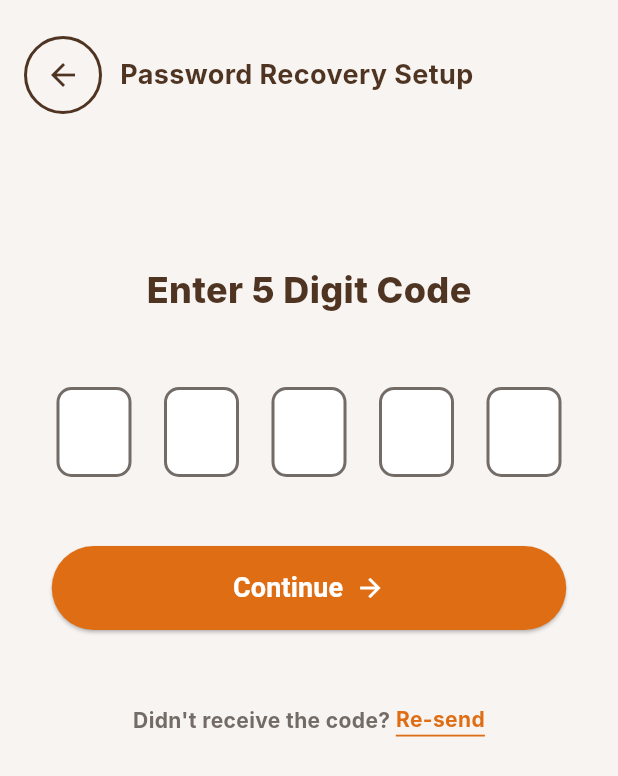
After one commit to danhqm/UpLift-ClosedAI, a Flutter app: the Digit screen opened directly, on a phone screen of 412 x 824 dp. The commit adds this screen. Shown: the top 776 px of the screen. Run offline on Flutter 3.47's test engine with Material 3 defaults, Android fonts, the phone set to English and light mode, and no system bars; drawn by our look-alikes of pin_code_fields; our stand-ins replace loading_animation_widget; Roboto replaces fonts that are missing (Inter).

Commit message:
update 5 digit code

```diff
--- /dev/null
+++ b/lib/page/digitcode.dart
@@ -0,0 +1,218 @@
+import 'package:flutter/material.dart';
+import 'package:pin_code_fields/pin_code_fields.dart';
+
+class Digit extends StatefulWidget {
+  const Digit({super.key});
+
+  @override
+  State<Digit> createState() => _DigitState();
+}
+
+class _DigitState extends State<Digit> {
+  String _enteredCode = "";
+  String _errorMessage = "";
+
+  void _verifyCode() {
+    if (_enteredCode != "12345") { // Sini tukar logic sendiri
+      setState(() {
+        _errorMessage = "Invalid code. Please try again.";
+      });
+    } else {
+      setState(() {
+        _errorMessage = "";
+      });
+      ScaffoldMessenger.of(context).showSnackBar(
+        const SnackBar(content: Text("Code verified! ✅")),
+      );
+    }
+  }
+
+  @override
+  Widget build(BuildContext context) {
+    return Scaffold(
+      resizeToAvoidBottomInset: true, // 👈 allows screen to adjust for keyboard
+      backgroundColor: const Color(0xFFF7F4F2),
+      body: SafeArea(
+        child: SingleChildScrollView( // 👈 makes the screen scrollable
+          padding: const EdgeInsets.symmetric(horizontal: 16, vertical: 24),
+          child: Column(
+            mainAxisSize: MainAxisSize.min,
+            children: [
+              // Back + Title
+              Row(
+                children: [
+                  Container(
+                    decoration: BoxDecoration(
+                      shape: BoxShape.circle,
+                      border: Border.all(
+                        color: const Color(0xFF4F3422),
+                        width: 2,
+                      ),
+                    ),
+                    child: IconButton(
+                      icon: const Icon(
+                        Icons.arrow_back,
+                        color: Color(0xFF4F3422),
+                      ),
+                      onPressed: () {
+                        Navigator.pop(context);
+                      },
+                    ),
+                  ),
+                  const SizedBox(width: 12),
+                  const Text(
+                    "Password Recovery Setup",
+                    style: TextStyle(
+                      fontFamily: 'Inter',
+                      fontSize: 18,
+                      fontWeight: FontWeight.bold,
+                      color: Color(0xFF4F3422),
+                    ),
+                  ),
+                ],
+              ),
+
+              const SizedBox(height: 100),
+
+              const Text(
+                'Enter 5 Digit Code',
+                style: TextStyle(
+                  fontFamily: 'Inter',
+                  fontSize: 24,
+                  fontWeight: FontWeight.w800,
+                  color: Color(0xFF4F3422),
+                ),
+              ),
+              const SizedBox(height: 48),
+
+              // Pin Code input
+              PinCodeTextField(
+                mainAxisAlignment: MainAxisAlignment.spaceEvenly,
+                appContext: context,
+                length: 5,
+                obscureText: false,
+                animationType: AnimationType.fade,
+                keyboardType: TextInputType.number,
+                pinTheme: PinTheme(
+                  shape: PinCodeFieldShape.box,
+                  borderRadius: BorderRadius.circular(10),
+                  fieldHeight: 60,
+                  fieldWidth: 50,
+                  activeFillColor: Colors.white,
+                  inactiveFillColor: Colors.white,
+                  selectedFillColor: Colors.white,
+                  inactiveColor: const Color(0xFF736B66),
+                  selectedColor: const Color(0xFFDF6D14),
+                  activeColor: const Color(0xFF4B3425),
+                ),
+                animationDuration: const Duration(milliseconds: 300),
+                enableActiveFill: true,
+                onChanged: (value) {
+                  setState(() {
+                    _enteredCode = value;
+                  });
+                },
+                onCompleted: (value) {
+                  _enteredCode = value;
+                },
+              ),
+
+              // Error message
+              if (_errorMessage.isNotEmpty)
+                Padding(
+                  padding: const EdgeInsets.only(top: 8.0),
+                  child: Text(
+                    _errorMessage,
+                    style: const TextStyle(
+                      color: Colors.red,
+                      fontSize: 14,
+                      fontWeight: FontWeight.w600,
+                    ),
+                  ),
+                ),
+
+              const SizedBox(height: 30),
+
+              // Continue button
+              SizedBox(
+                width: 343,
+                height: 56,
+                child: ElevatedButton(
+                  style: ElevatedButton.styleFrom(
+                    backgroundColor: const Color(0xFFDF6D14),
+                    shape: RoundedRectangleBorder(
+                      borderRadius: BorderRadius.circular(30),
+                    ),
+                  ),
+                  onPressed: _verifyCode,
+                  child: const Row(
+                    mainAxisAlignment: MainAxisAlignment.center,
+                    children: [
+                      Text(
+                        "Continue",
+                        style: TextStyle(
+                          fontSize: 18,
+                          fontWeight: FontWeight.bold,
+                          color: Colors.white,
+                        ),
+                      ),
+                      SizedBox(width: 8),
+                      Icon(Icons.arrow_forward, color: Colors.white, size: 20),
+                    ],
+                  ),
+                ),
+              ),
+
+              const SizedBox(height: 50),
+
+              // Resend text
+              Text.rich(
+                TextSpan(
+                  text: 'Didn\'t receive the code? ',
+                  style: const TextStyle(
+                    fontFamily: 'Inter',
+                    fontSize: 14,
+                    fontWeight: FontWeight.bold,
+                    color: Color(0xFF736B66),
+                  ),
+                  children: [
+                    WidgetSpan(
+                      alignment: PlaceholderAlignment.baseline,
+                      baseline: TextBaseline.alphabetic,
+                      child: GestureDetector(
+                        onTap: () {
+                          // handle resend code
+                        },
+                        child: Container(
+                          decoration: const BoxDecoration(
+                            border: Border(
+                              bottom: BorderSide(
+                                color: Color(0xFFDF6D14),
+                                width: 1.2,
+                              ),
+                            ),
+                          ),
+                          child: const Text(
+                            'Re-send',
+                            style: TextStyle(
+                              fontFamily: 'Inter',
+                              fontSize: 14,
+                              fontWeight: FontWeight.bold,
+                              color: Color(0xFFDF6D14),
+                              decoration: TextDecoration.none,
+                            ),
+                          ),
+                        ),
+                      ),
+                    ),
+                  ],
+                ),
+                textAlign: TextAlign.center,
+              ),
+            ],
+          ),
+        ),
+      ),
+    );
+  }
+}
--- a/lib/page/passwordrecovery.dart
+++ b/lib/page/passwordrecovery.dart
@@ -1,4 +1,5 @@
 import 'package:flutter/material.dart';
+import 'package:uplift/page/digitcode.dart';
 
 class PasswordRecovery extends StatelessWidget {
   const PasswordRecovery({super.key});
@@ -148,7 +149,13 @@ class PasswordRecovery extends StatelessWidget {
                                 borderRadius: BorderRadius.circular(30),
                               ),
                             ),
-                            onPressed: () {},
+                            onPressed: () {
+                              // Handle button press
+                              Navigator.push(
+                                context,
+                                MaterialPageRoute(builder: (context) => const Digit()),
+                              );
+                            },
                             child: const Row(
                               mainAxisAlignment: MainAxisAlignment.center,
                               children: [
--- a/pubspec.yaml
+++ b/pubspec.yaml
@@ -37,6 +37,7 @@ dependencies:
   postgres: ^2.4.0
   flutter_dotenv: ^5.2.1
   loading_animation_widget: ^1.3.0
+  pin_code_fields: ^8.0.1
 
 
 dev_dependencies:
```
Also changed, not shown: pubspec.lock.
